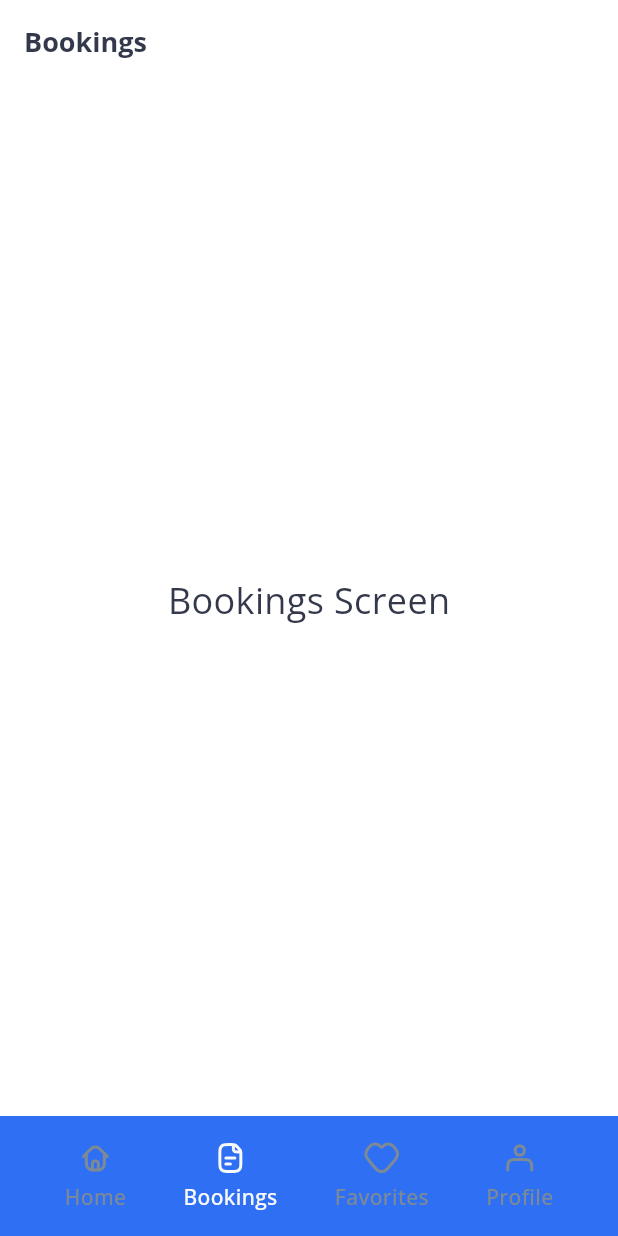
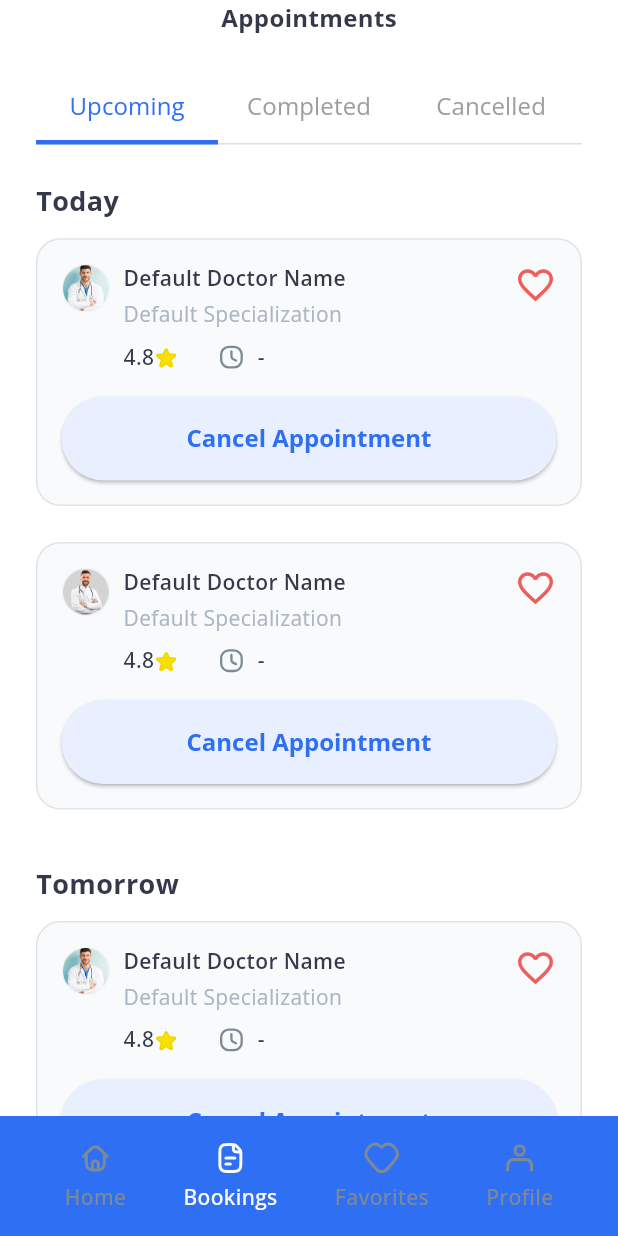
Before and after one commit to zyaddmostafa/MediLink, a Flutter app: the screen it shows after launch, item 2 of the bottom bar chosen, on a phone screen of 412 x 824 dp. Run offline on Flutter 3.47's test engine with Material 3 defaults, Android fonts, the light colour scheme and no system bars; our stand-ins replace bloc, dio, firebase_core, flutter_bloc, flutter_screenutil, flutter_secure_storage and 8 more; accounts and stored records are empty; generated files the repository leaves out were written again; network calls fail.

Commit message:
feat: Introduce ButtonPropertiesModel for customizable button properties; refactor button implementations across multiple screens

```diff
--- /dev/null
+++ b/lib/core/model/button_properties_model.dart
@@ -0,0 +1,17 @@
+import 'package:flutter/material.dart';
+
+class ButtonPropertiesModel {
+  final String text;
+  final Color textColor;
+  final Color backgroundColor;
+  final VoidCallback onPressed;
+  final bool isLoading;
+
+  ButtonPropertiesModel({
+    required this.text,
+    required this.textColor,
+    required this.backgroundColor,
+    required this.onPressed,
+    this.isLoading = false,
+  });
+}
--- a/lib/core/widgets/custom_elevated_button.dart
+++ b/lib/core/widgets/custom_elevated_button.dart
@@ -1,21 +1,11 @@
+import '../model/button_properties_model.dart';
 import '../theme/app_color.dart';
 import '../theme/app_text_styles.dart';
 import 'package:flutter/material.dart';
 
 class CustomElevatedButton extends StatelessWidget {
-  final String text;
-  final VoidCallback onPressed;
-  final bool isLoading;
-  final Color backgroundColor;
-  final Color textColor;
-  const CustomElevatedButton({
-    super.key,
-    required this.text,
-    required this.onPressed,
-    this.isLoading = false,
-    this.backgroundColor = AppColor.primary,
-    this.textColor = AppColor.white,
-  });
+  final ButtonPropertiesModel properties;
+  const CustomElevatedButton({super.key, required this.properties});
 
   @override
   Widget build(BuildContext context) {
@@ -23,14 +13,16 @@ class CustomElevatedButton extends StatelessWidget {
       style: ElevatedButton.styleFrom(
         minimumSize: const Size(double.infinity, 56),
         shape: RoundedRectangleBorder(borderRadius: BorderRadius.circular(32)),
-        backgroundColor: backgroundColor,
+        backgroundColor: properties.backgroundColor,
       ),
-      onPressed: onPressed,
-      child: isLoading
+      onPressed: properties.onPressed,
+      child: properties.isLoading
           ? const CircularProgressIndicator(color: AppColor.white)
           : Text(
-              text,
-              style: AppTextStyles.font16Bold.copyWith(color: textColor),
+              properties.text,
+              style: AppTextStyles.font16Bold.copyWith(
+                color: properties.textColor,
+              ),
             ),
     );
   }
--- /dev/null
+++ b/lib/feature/booking/presentation/screen/booking_screen.dart
@@ -0,0 +1,29 @@
+import 'package:flutter/material.dart';
+
+import '../../../../core/helpers/spacing.dart';
+import '../../../../core/theme/app_text_styles.dart';
+import '../widget/appointment_tab_bar_view.dart';
+
+class BookingScreen extends StatelessWidget {
+  const BookingScreen({super.key});
+
+  @override
+  Widget build(BuildContext context) {
+    return Scaffold(
+      body: SafeArea(
+        child: Padding(
+          padding: const EdgeInsets.symmetric(horizontal: 24),
+          child: Column(
+            children: [
+              Text('Appointments', style: AppTextStyles.font16Bold),
+
+              verticalSpacing(24),
+
+              const Expanded(child: AppointmentTabBarView()),
+            ],
+          ),
+        ),
+      ),
+    );
+  }
+}
--- /dev/null
+++ b/lib/feature/booking/presentation/widget/appointment_tab_bar_body.dart
@@ -0,0 +1,25 @@
+import 'package:flutter/material.dart';
+
+import 'cancelled_appointment_list_view.dart';
+import 'completed_appointment_list_view.dart';
+import 'upcoming_appointment_list_view.dart';
+
+class AppointmentTabBarBody extends StatelessWidget {
+  final TabController tabController;
+  const AppointmentTabBarBody({super.key, required this.tabController});
+
+  @override
+  Widget build(BuildContext context) {
+    return TabBarView(
+      controller: tabController,
+      children: const [
+        // Upcoming appointments
+        UpcomingAppointmentListView(),
+        // Completed appointments
+        CompletedAppointmentListView(),
+        // Cancelled appointments
+        CancelledAppointmentListView(),
+      ],
+    );
+  }
+}
--- /dev/null
+++ b/lib/feature/booking/presentation/widget/appointment_tab_bar_view.dart
@@ -0,0 +1,56 @@
+import 'package:flutter/material.dart';
+
+import '../../../../core/helpers/spacing.dart';
+import '../../../../core/theme/app_color.dart';
+import '../../../../core/theme/app_text_styles.dart';
+import 'appointment_tab_bar_body.dart';
+
+class AppointmentTabBarView extends StatefulWidget {
+  const AppointmentTabBarView({super.key});
+
+  @override
+  State<AppointmentTabBarView> createState() => _AppointmentTabBarViewState();
+}
+
+class _AppointmentTabBarViewState extends State<AppointmentTabBarView>
+    with SingleTickerProviderStateMixin {
+  late TabController _tabController;
+
+  @override
+  void initState() {
+    super.initState();
+    _tabController = TabController(length: 3, vsync: this);
+  }
+
+  @override
+  void dispose() {
+    _tabController.dispose();
+    super.dispose();
+  }
+
+  @override
+  Widget build(BuildContext context) {
+    return Column(
+      children: [
+        TabBar(
+          controller: _tabController,
+          labelColor: AppColor.primary,
+          unselectedLabelColor: Colors.grey,
+          labelStyle: AppTextStyles.font16Regular,
+          unselectedLabelStyle: AppTextStyles.font16Regular,
+          indicatorColor: AppColor.primary,
+          indicatorWeight: 3,
+          indicatorSize: TabBarIndicatorSize.tab,
+          dividerColor: Colors.grey.shade300,
+          tabs: const [
+            Tab(text: 'Upcoming'),
+            Tab(text: 'Completed'),
+            Tab(text: 'Cancelled'),
+          ],
+        ),
+        verticalSpacing(24),
+        Expanded(child: AppointmentTabBarBody(tabController: _tabController)),
+      ],
+    );
+  }
+}
--- /dev/null
+++ b/lib/feature/booking/presentation/widget/upcoming_appointment_list_item.dart
@@ -0,0 +1,43 @@
+import 'package:flutter/material.dart';
+
+import '../../../../core/helpers/spacing.dart';
+import '../../../../core/model/button_properties_model.dart';
+import '../../../../core/theme/app_color.dart';
+import '../../../../core/theme/app_text_styles.dart';
+import '../../../home/presentation/widgets/doctors/doctors_card.dart';
+
+class UpcomingAppointmentListItem extends StatelessWidget {
+  final String appointmentsDate;
+  const UpcomingAppointmentListItem({
+    super.key,
+    required this.appointmentsDate,
+  });
+
+  @override
+  Widget build(BuildContext context) {
+    return Column(
+      crossAxisAlignment: CrossAxisAlignment.start,
+      children: [
+        Text(appointmentsDate, style: AppTextStyles.font18Bold),
+        verticalSpacing(12),
+        // Add your appointment list here
+        Column(
+          children: List.generate(
+            2,
+            (index) => Padding(
+              padding: const EdgeInsets.only(bottom: 24),
+              child: DoctorsCard(
+                buttonProperties: ButtonPropertiesModel(
+                  text: 'Cancel Appointment',
+                  textColor: AppColor.primary,
+                  backgroundColor: AppColor.doctorCardButton,
+                  onPressed: () {},
+                ),
+              ),
+            ),
+          ),
+        ),
+      ],
+    );
+  }
+}
--- /dev/null
+++ b/lib/feature/booking/presentation/widget/upcoming_appointment_list_view.dart
@@ -0,0 +1,24 @@
+import 'package:flutter/material.dart';
+
+import '../../../../core/helpers/spacing.dart';
+import 'upcoming_appointment_list_item.dart';
+
+class UpcomingAppointmentListView extends StatelessWidget {
+  const UpcomingAppointmentListView({super.key});
+
+  @override
+  Widget build(BuildContext context) {
+    return ListView.separated(
+      itemCount: 3,
+      separatorBuilder: (context, index) => verticalSpacing(12),
+      itemBuilder: (context, index) {
+        // Example data for appointments
+        final appointments = ['Today', 'Tomorrow', '18 October'];
+
+        return UpcomingAppointmentListItem(
+          appointmentsDate: appointments[index],
+        );
+      },
+    );
+  }
+}
--- a/lib/feature/home/presentation/widgets/doctors/doctors_card.dart
+++ b/lib/feature/home/presentation/widgets/doctors/doctors_card.dart
@@ -7,6 +7,7 @@ import '../../../../../core/helpers/doctors_images.dart';
 import '../../../../../core/helpers/extentions.dart';
 import '../../../../../core/helpers/doctors_helper.dart';
 import '../../../../../core/helpers/spacing.dart';
+import '../../../../../core/model/button_properties_model.dart';
 import '../../../../../core/routing/routes.dart';
 import '../../../../../core/theme/app_color.dart';
 import '../../../../../core/theme/app_text_styles.dart';
@@ -17,7 +18,14 @@ import 'doctor_rate.dart';
 class DoctorsCard extends StatelessWidget {
   final bool isFavorite;
   final DoctorModel? doctor;
-  const DoctorsCard({super.key, this.isFavorite = false, this.doctor});
+  final ButtonPropertiesModel buttonProperties;
+
+  const DoctorsCard({
+    super.key,
+    this.isFavorite = false,
+    this.doctor,
+    required this.buttonProperties,
+  });
 
   @override
   Widget build(BuildContext context) {
@@ -45,12 +53,18 @@ class DoctorsCard extends StatelessWidget {
           ),
           verticalSpacing(16),
           CustomElevatedButton(
-            textColor: AppColor.primary,
-            backgroundColor: AppColor.doctorCardButton,
-            text: 'Book Appointment',
-            onPressed: () {
-              context.pushNamed(Routes.doctorInfo, arguments: doctor?.id ?? 0);
-            },
+            properties: ButtonPropertiesModel(
+              textColor: buttonProperties.textColor,
+              backgroundColor: buttonProperties.backgroundColor,
+              text: buttonProperties.text,
+              onPressed: () {
+                context.pushNamed(
+                  Routes.doctorInfo,
+                  arguments: doctor?.id ?? 0,
+                );
+              },
+              isLoading: buttonProperties.isLoading,
+            ),
           ),
         ],
       ),
--- a/lib/feature/home/presentation/widgets/doctors/doctors_section.dart
+++ b/lib/feature/home/presentation/widgets/doctors/doctors_section.dart
@@ -51,7 +51,9 @@ class DoctorsSection extends StatelessWidget {
           current is AllDoctorsError,
       builder: (context, state) {
         if (state is AllDoctorsLoading || state is AllDoctorsSuccess) {
-          return Skeletonizer(
+          return Padding(
+            padding: const EdgeInsets.symmetric(horizontal: 24),
+            child: Skeletonizer(
               enabled: state is AllDoctorsLoading,
               child: DoctorListView(
                 isFavorite: false,
@@ -59,6 +61,7 @@ class DoctorsSection extends StatelessWidget {
                 doctors: state is AllDoctorsSuccess
                     ? state.doctors.take(5).toList()
                     : generateSkeletonDoctors(),
+              ),
             ),
           );
         } else if (state is AllDoctorsError) {
--- a/lib/feature/navigation/main_navigation_screen.dart
+++ b/lib/feature/navigation/main_navigation_screen.dart
@@ -1,5 +1,6 @@
 import 'package:flutter/material.dart';
 import '../../core/theme/app_text_styles.dart';
+import '../booking/presentation/screen/booking_screen.dart';
 import '../home/presentation/screens/favorite_screen.dart';
 import '../home/presentation/screens/home_screen.dart';
 import 'widgets/bottom_nav_bar.dart';
@@ -17,7 +18,7 @@ class _MainNavigationScreenState extends State<MainNavigationScreen> {
   // List of screens for bottom navigation
   final List<Widget> _screens = [
     const HomeScreen(),
-    const BookingsScreen(),
+    const BookingScreen(),
     const FavoriteScreen(),
     const ProfileScreen(),
   ];
@@ -58,25 +59,6 @@ class _MainNavigationScreenState extends State<MainNavigationScreen> {
   }
 }
 
-// Placeholder screens for demonstration
-class BookingsScreen extends StatelessWidget {
-  const BookingsScreen({super.key});
-
-  @override
-  Widget build(BuildContext context) {
-    return Scaffold(
-      appBar: AppBar(
-        title: Text('Bookings', style: AppTextStyles.font18Bold),
-        backgroundColor: Colors.transparent,
-        elevation: 0,
-      ),
-      body: const Center(
-        child: Text('Bookings Screen', style: TextStyle(fontSize: 24)),
-      ),
-    );
-  }
-}
-
 class ProfileScreen extends StatelessWidget {
   const ProfileScreen({super.key});
 
```
Also changed, not shown: lib/core/api_helpers/dio_factory.dart (+1 -1 lines), lib/feature/auth/presentation/screens/login_screen.dart (+11 -5 lines), lib/feature/auth/presentation/screens/set_password_screen.dart (+11 -5 lines), lib/feature/auth/presentation/screens/sign_up_screen.dart (+10 -4 lines), lib/feature/booking/presentation/widget/cancelled_appointment_list_view.dart (added, +26 -0 lines), lib/feature/booking/presentation/widget/completed_appointment_list_view.dart (added, +26 -0 lines), lib/feature/home/presentation/widgets/doctor_info/book_appoinment_bottom_sheet.dart (+7 -2 lines), lib/feature/home/presentation/widgets/doctors/doctors_list_view.dart (+12 -2 lines). Lines whose indentation alone changed are shown as unchanged.
